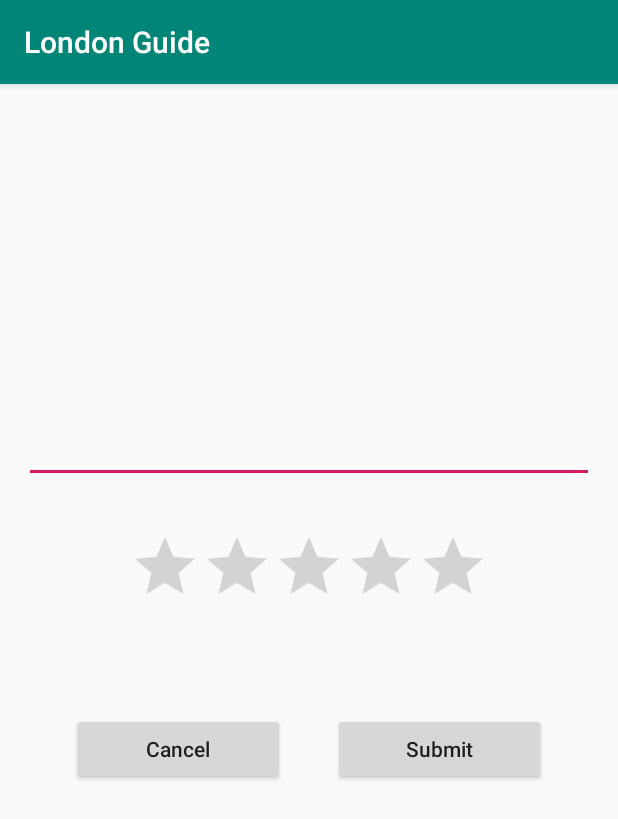
After one commit to tiptileanu/LondonGuide, an Android app: the SubmitReview screen opened directly, with no data from a screen before it, on a phone screen of 412 x 824 dp. The commit adds this screen. Shown: the top 819 px of the screen. Run offline under Robolectric (Android 15) with nearby library versions, the phone set to English and light mode, and no system bars; our stand-ins replace Firebase (no records; nobody signed in at launch, a user with empty details on screens opened directly); 1 statement that could not run was skipped.

Commit message:
working submit review, with email as userID

```diff
--- a/app/src/main/AndroidManifest.xml
+++ b/app/src/main/AndroidManifest.xml
@@ -1,5 +1,6 @@
 <?xml version="1.0" encoding="utf-8"?>
-<manifest xmlns:android="http://schemas.android.com/apk/res/android"
+<manifest
+    xmlns:android="http://schemas.android.com/apk/res/android"
     package="mic.alliwanna.be.londonguide">
 
     <application
@@ -9,7 +10,8 @@
         android:roundIcon="@mipmap/ic_launcher_round"
         android:supportsRtl="true"
         android:theme="@style/AppTheme">
-        <activity android:name=".InfoPoiActivity"></activity>
+        <activity android:name=".SubmitReview"></activity>
+        <activity android:name=".InfoPoiActivity" />
         <activity android:name=".PoiList" />
         <activity android:name=".PoiDetailsActivity" />
         <activity android:name=".ImagePickerActivity" />
--- a/app/src/main/java/mic/alliwanna/be/londonguide/PoiAdapter.java
+++ b/app/src/main/java/mic/alliwanna/be/londonguide/PoiAdapter.java
@@ -7,9 +7,7 @@ import android.view.View;
 import android.view.ViewGroup;
 import android.widget.ImageView;
 import android.widget.TextView;
-
 import com.squareup.picasso.Picasso;
-
 import java.util.ArrayList;
 
 public class PoiAdapter extends RecyclerView.Adapter<PoiAdapter.Holder> {
@@ -65,7 +63,7 @@ public class PoiAdapter extends RecyclerView.Adapter<PoiAdapter.Holder> {
         }
 
         public interface PoiInterface {
-            public void onPoiClick(int i);
+            void onPoiClick(int i);
         }
     }
 
--- /dev/null
+++ b/app/src/main/java/mic/alliwanna/be/londonguide/SubmitReview.java
@@ -0,0 +1,74 @@
+package mic.alliwanna.be.londonguide;
+
+import android.content.Intent;
+import android.support.v7.app.AppCompatActivity;
+import android.os.Bundle;
+import android.view.View;
+import android.widget.Button;
+import android.widget.EditText;
+import android.widget.RatingBar;
+import android.widget.TextView;
+import android.widget.Toast;
+
+import com.google.firebase.auth.FirebaseAuth;
+import com.google.firebase.auth.FirebaseUser;
+import com.google.firebase.database.DatabaseReference;
+import com.google.firebase.database.FirebaseDatabase;
+
+public class SubmitReview extends AppCompatActivity {
+
+    private TextView tvName;
+    private EditText etDecription;
+    private RatingBar rbUserRating;
+    private Button btnCancel, btnSubmit;
+    private DatabaseReference dbReviews;
+
+    @Override
+    protected void onCreate(Bundle savedInstanceState) {
+        super.onCreate(savedInstanceState);
+        setContentView(R.layout.activity_submit_review);
+
+        //        //method to extract logged in user's info
+        FirebaseUser user = FirebaseAuth.getInstance().getCurrentUser();
+        final String userId = user.getEmail();
+
+        tvName = findViewById(R.id.tv_pname);
+        etDecription = findViewById(R.id.et_pdescription);
+        rbUserRating = findViewById(R.id.rb_prating);
+        btnCancel = findViewById(R.id.btn_pcancel);
+        btnSubmit = findViewById(R.id.btn_psubmit);
+        Intent intent = getIntent();
+        final POI reviewPoi = intent.getParcelableExtra("reviewPoi");
+
+        dbReviews = FirebaseDatabase.getInstance().getReference("Reviews");
+
+
+        tvName.setText(reviewPoi.getPoiName());
+
+        btnCancel.setOnClickListener(new View.OnClickListener() {
+            @Override
+            public void onClick(View v) {
+
+            }
+        });
+
+        btnSubmit.setOnClickListener(new View.OnClickListener() {
+            @Override
+            public void onClick(View v) {
+                Reviews newReview = new Reviews(tvName.getText().toString(), etDecription.getText().toString(), userId, rbUserRating.getRating());
+                dbReviews.child(dbReviews.push().getKey()).setValue(newReview);
+                Toast toast = Toast.makeText(getApplicationContext(), "Review saved", Toast.LENGTH_SHORT);
+                toast.show();
+            }
+        });
+
+        btnCancel.setOnClickListener(new View.OnClickListener() {
+            @Override
+            public void onClick(View v) {
+                finish();
+            }
+        });
+
+
+    }
+}
--- a/app/src/main/res/layout/activity_image_picker.xml
+++ b/app/src/main/res/layout/activity_image_picker.xml
@@ -20,8 +20,8 @@
 
     <ImageView
         android:id="@+id/iv_poi_image"
-        android:layout_width="wrap_content"
-        android:layout_height="247dp"
+        android:layout_width="250dp"
+        android:layout_height="250dp"
         android:layout_marginStart="79dp"
         android:layout_marginLeft="79dp"
         android:layout_marginTop="27dp"
--- /dev/null
+++ b/app/src/main/res/layout/activity_submit_review.xml
@@ -0,0 +1,63 @@
+<?xml version="1.0" encoding="utf-8"?>
+<LinearLayout
+    xmlns:android="http://schemas.android.com/apk/res/android"
+    xmlns:app="http://schemas.android.com/apk/res-auto"
+    xmlns:tools="http://schemas.android.com/tools"
+    android:layout_width="match_parent"
+    android:layout_height="match_parent"
+    android:orientation="vertical"
+    android:gravity="center_horizontal"
+    tools:context=".SubmitReview"
+    android:layout_margin="16sp">
+
+    <TextView
+        android:id="@+id/tv_pname"
+        android:layout_width="wrap_content"
+        android:layout_height="wrap_content"
+        tools:text="Buckingham Palace"
+        style="@style/name"/>
+
+    <EditText
+        android:id="@+id/et_pdescription"
+        android:layout_width="match_parent"
+        android:layout_height="201dp"
+        android:ems="10"
+        android:inputType="textMultiLine" />
+
+    <RatingBar
+        android:id="@+id/rb_prating"
+        style="?android:attr/ratingBarStyle"
+        android:layout_width="wrap_content"
+        android:layout_height="wrap_content"
+        android:layout_marginTop="32dp"
+        android:layout_marginBottom="32dp" />
+
+
+
+    <LinearLayout
+        android:layout_width="match_parent"
+        android:layout_height="wrap_content"
+        android:layout_margin="16sp">
+
+        <Button
+            android:id="@+id/btn_pcancel"
+            android:layout_width="0dp"
+            android:layout_height="wrap_content"
+            android:layout_margin="16sp"
+            android:layout_weight="1"
+            android:text="Cancel"
+            android:textAllCaps="false" />
+
+        <Button
+            android:id="@+id/btn_psubmit"
+            android:layout_width="0dp"
+            android:layout_height="wrap_content"
+            android:layout_margin="16sp"
+            android:layout_weight="1"
+            android:text="Submit"
+            android:textAllCaps="false" />
+
+    </LinearLayout>
+
+
+</LinearLayout>
--- a/app/src/main/res/layout/poi_item.xml
+++ b/app/src/main/res/layout/poi_item.xml
@@ -1,5 +1,6 @@
 <?xml version="1.0" encoding="utf-8"?>
-<android.support.v7.widget.CardView xmlns:android="http://schemas.android.com/apk/res/android"
+<android.support.v7.widget.CardView
+    xmlns:android="http://schemas.android.com/apk/res/android"
     xmlns:app="http://schemas.android.com/apk/res-auto"
     android:layout_width="match_parent"
     android:layout_height="150dp"
--- a/app/src/main/res/values/dimens.xml
+++ b/app/src/main/res/values/dimens.xml
@@ -6,4 +6,7 @@
     <dimen name="activity_horizontal_margin">16dp</dimen>
     <dimen name="activity_vertical_margin">16dp</dimen>
 
+    <dimen name="icon_size">24dp</dimen>
+    <dimen name="icon_left">24dp</dimen>
+
 </resources>
--- a/app/src/main/res/values/styles.xml
+++ b/app/src/main/res/values/styles.xml
@@ -18,7 +18,7 @@
     </style>
 
     <!-- Style for POI details -->
-    <style name="poiName">
+    <style name="name">
         <item name="android:textSize">24sp</item>
         <item name="android:textStyle">bold</item>
         <item name="android:layout_margin">8dp</item>
```
Also changed, not shown: app/src/main/java/mic/alliwanna/be/londonguide/InfoPoiActivity.java (+14 -1 lines), app/src/main/java/mic/alliwanna/be/londonguide/MainActivity.java (+20 -15 lines), app/src/main/java/mic/alliwanna/be/londonguide/Reviews.java (added, +46 -0 lines), app/src/main/java/mic/alliwanna/be/londonguide/ReviewsAdapter.java (added, +56 -0 lines), app/src/main/java/mic/alliwanna/be/londonguide/ReviewsList.java (added, +27 -0 lines), app/src/main/res/drawable/icon_alarm.xml (added, +10 -0 lines), app/src/main/res/drawable/icon_map.xml (added, +10 -0 lines), app/src/main/res/drawable/icon_shopping_cart.xml (added, +10 -0 lines), app/src/main/res/drawable/icon_web.xml (added, +10 -0 lines), app/src/main/res/layout/activity_info_poi.xml (+13 -7 lines), app/src/main/res/layout/review_item.xml (added, +39 -0 lines).
